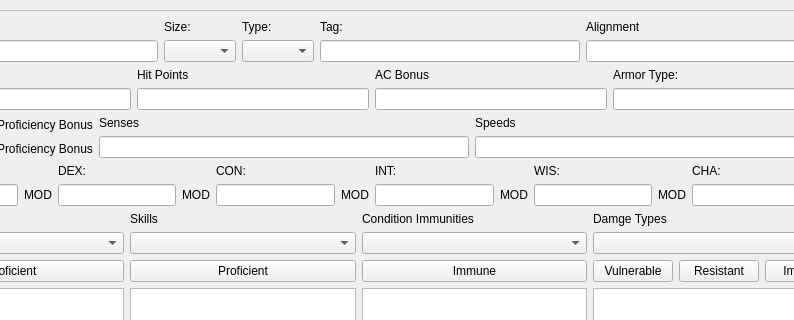
Before: the Qt Designer form qtdesignfiles/monsterdesigner.ui in ryanmalley101/5eAutomation, drawn with Qt 5; both pictures show x 121 to 915 and y 0 to 320 of the 1009 by 728 pixel window.
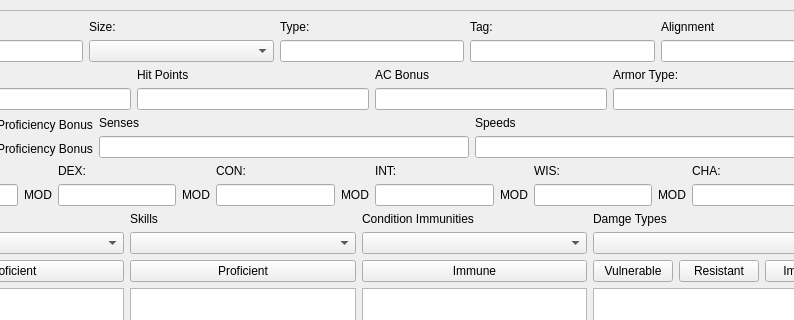
After: the same form once the commit is applied.

Commit message: Made creature type a line edit, probably worth changing back to a combobox later. Started initializing UI, comboboxes function added.

Diff of the .ui file:
```diff
--- a/qtdesignfiles/monsterdesigner.ui
+++ b/qtdesignfiles/monsterdesigner.ui
@@ -47,7 +47,7 @@
        <property name="geometry">
         <rect>
          <x>0</x>
-         <y>-79</y>
+         <y>0</y>
          <width>957</width>
          <height>1317</height>
         </rect>
@@ -81,7 +81,14 @@
                </widget>
               </item>
               <item>
-               <widget class="QComboBox" name="size_combobox"/>
+               <widget class="QComboBox" name="size_combobox">
+                <property name="sizePolicy">
+                 <sizepolicy hsizetype="Expanding" vsizetype="Fixed">
+                  <horstretch>0</horstretch>
+                  <verstretch>0</verstretch>
+                 </sizepolicy>
+                </property>
+               </widget>
               </item>
              </layout>
             </item>
@@ -95,7 +102,7 @@
                </widget>
               </item>
               <item>
-               <widget class="QComboBox" name="type_combobox"/>
+               <widget class="QLineEdit" name="type_edit"/>
               </item>
              </layout>
             </item>
```
The commit also changes 4 other files.
